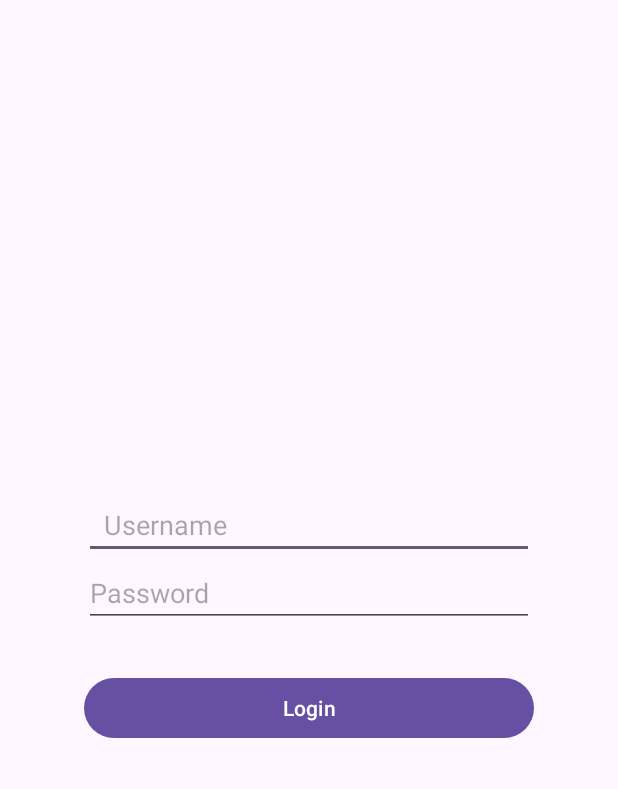
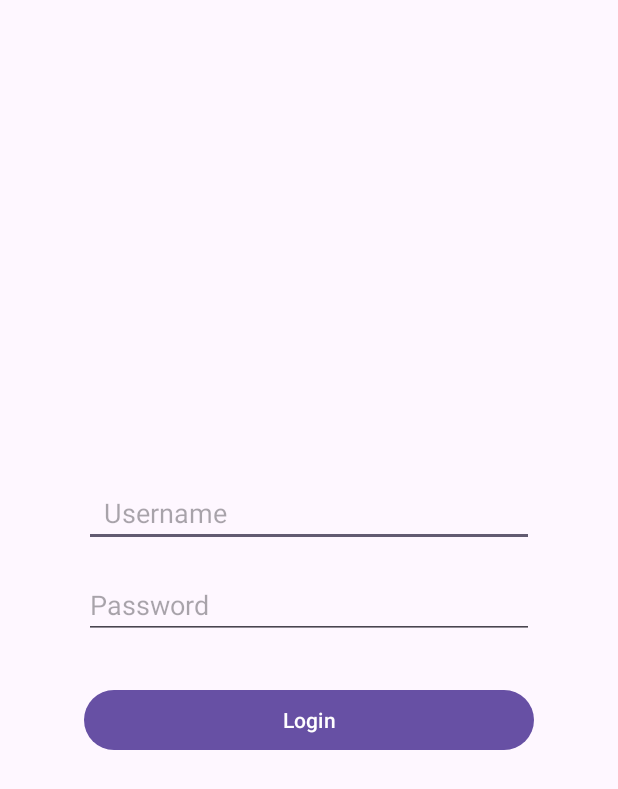
Before and after one commit to Anggatzyy/Pemograman4-UMB, an Android app: the loginactivity screen opened directly, with no data from a screen before it, on a phone screen of 412 x 824 dp. Shown: the top 789 px of the screen. Run offline under Robolectric (Android 15) with nearby library versions, the phone set to English and light mode, and no system bars.

```diff
--- a/app/src/main/AndroidManifest.xml
+++ b/app/src/main/AndroidManifest.xml
@@ -14,9 +14,11 @@
         android:theme="@style/Theme.Firstproject"
         tools:targetApi="31">
         <activity
+            android:name=".StartActivity"
+            android:exported="false" />
+        <activity
             android:name=".loginactivity"
-            android:exported="false" />
-        <!-- HomeActivity -->
+            android:exported="false" /> <!-- HomeActivity -->
         <activity
             android:name=".homeactivity"
             android:exported="true" /> <!-- MainActivity sebagai launcher -->
--- a/app/src/main/res/layout/activity_loginactivity.xml
+++ b/app/src/main/res/layout/activity_loginactivity.xml
@@ -1,4 +1,3 @@
-<?xml version="1.0" encoding="utf-8"?>
 <RelativeLayout xmlns:android="http://schemas.android.com/apk/res/android"
     xmlns:app="http://schemas.android.com/apk/res-auto"
     xmlns:tools="http://schemas.android.com/tools"
@@ -8,21 +7,23 @@
     tools:context=".loginactivity">
 
     <LinearLayout
+        android:id="@+id/container"
         android:layout_width="match_parent"
         android:layout_height="wrap_content"
         android:orientation="vertical"
-        android:gravity="center"
+        android:gravity="center_horizontal"
         android:layout_centerInParent="true">
 
         <EditText
             android:id="@+id/txtusername"
             android:layout_width="300dp"
             android:layout_height="wrap_content"
+            android:drawableStart="@drawable/baseline_person_24"
+            android:drawablePadding="10dp"
             android:ems="10"
+            android:hint="Username"
             android:inputType="text"
-            android:hint="Username"
-            android:drawableStart="@drawable/baseline_person_24"
-            android:drawablePadding="10dp" />
+            android:layout_marginBottom="16dp" />
 
         <EditText
             android:id="@+id/txtpassword"
@@ -31,14 +32,15 @@
             android:ems="10"
             android:inputType="textPassword"
             android:hint="Password"
-            android:drawablePadding="10dp" />
+            android:drawablePadding="10dp"
+            android:layout_marginBottom="30dp" />
 
         <Button
             android:id="@+id/login"
             android:layout_width="300dp"
             android:layout_height="wrap_content"
-            android:text="Login"
-            android:layout_marginTop="30dp" />
+            android:text="Login" />
+
     </LinearLayout>
 
 </RelativeLayout>
```
Also changed, not shown: app/src/main/java/com/example/firstproject/StartActivity.java (added, +46 -0 lines), app/src/main/res/layout/activity_start.xml (added, +10 -0 lines).
